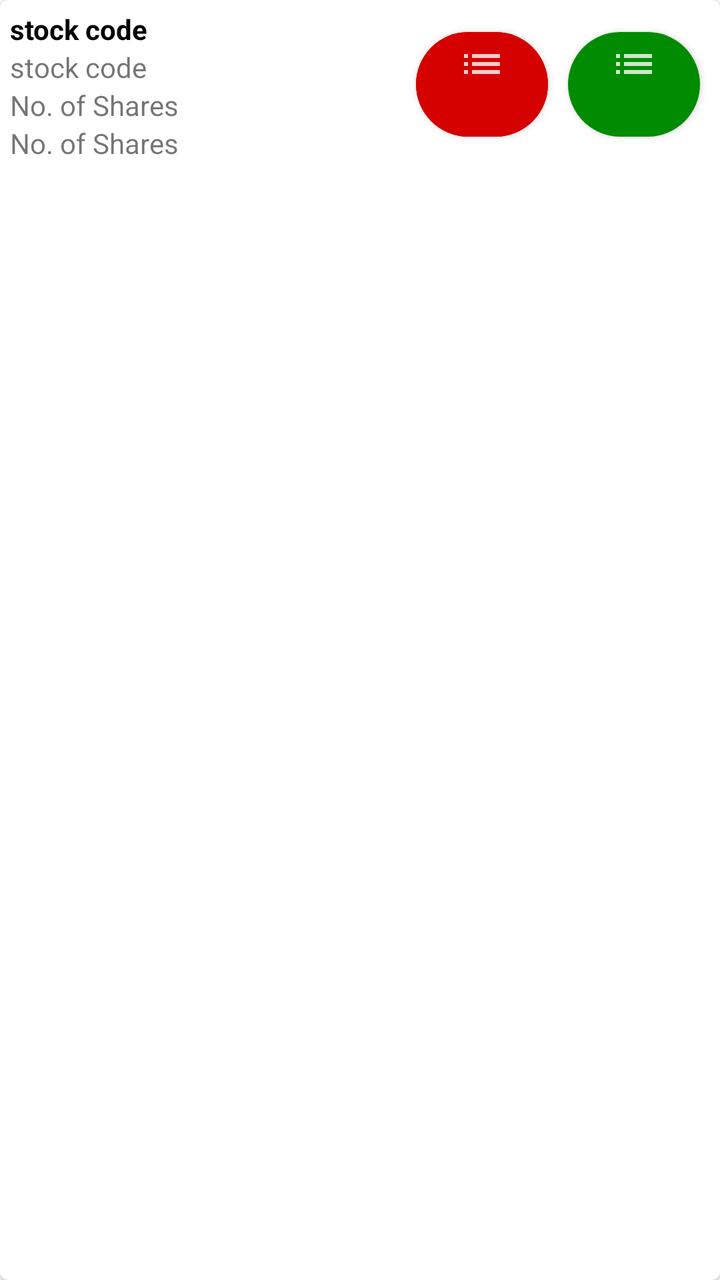
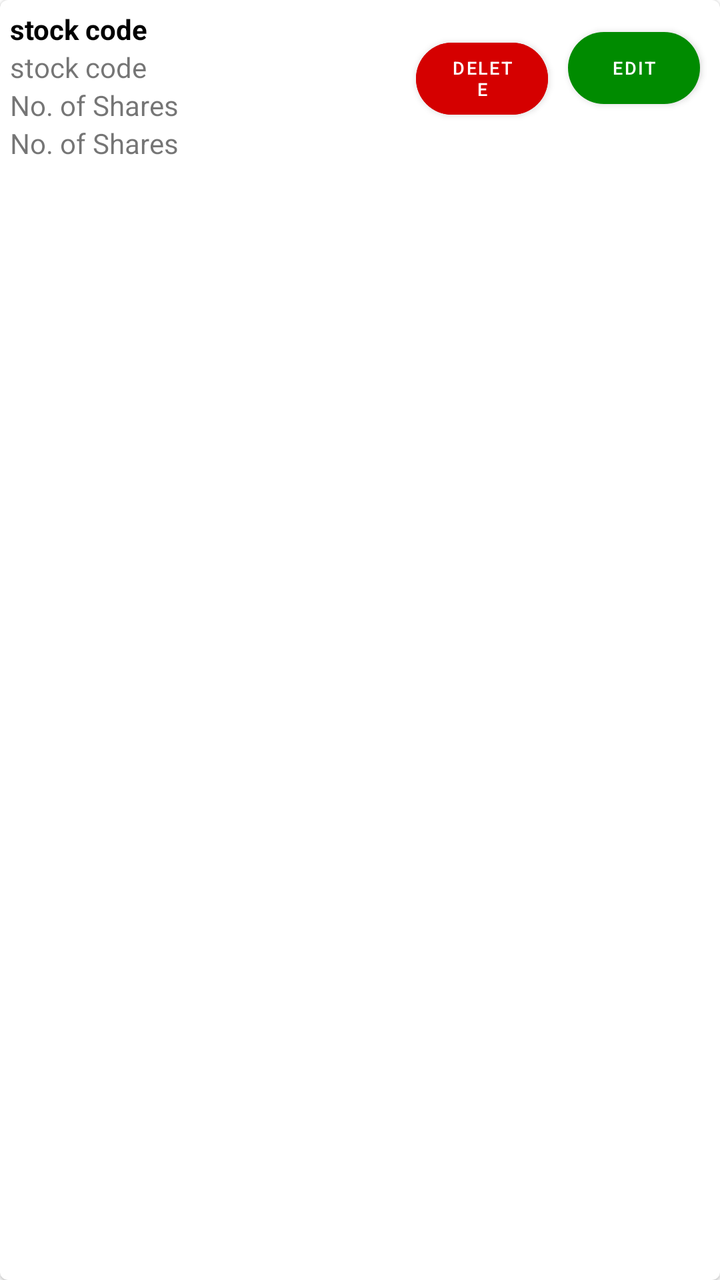

Before-and-after screenshots of an Android layout around one commit, followed by the original layout XML and the change that was made.
<!-- AndroidManifest.xml: application theme AppTheme -->
<!-- res/layout/trade_list_content.xml -->
<?xml version="1.0" encoding="utf-8"?>
<com.google.android.material.card.MaterialCardView xmlns:android="http://schemas.android.com/apk/res/android"
    android:layout_width="match_parent"
    android:layout_height="wrap_content"
    xmlns:app="http://schemas.android.com/apk/res-auto"
    android:layout_margin="5dp">
    <LinearLayout
        android:layout_width="match_parent"
        android:layout_height="wrap_content"
        android:orientation="horizontal"
        android:weightSum="5"
        android:padding="5dp"
        >
        <LinearLayout
            android:layout_height="wrap_content"
            android:layout_width="0dp"
            android:orientation="vertical"
            android:layout_weight="3">
        <com.google.android.material.textview.MaterialTextView
            android:id="@+id/stock_code_trade_list"
            android:text="stock code"
            android:textStyle="bold"
            android:textColor="#000000"
            android:layout_height="wrap_content"
            android:layout_width="wrap_content"/>
        <com.google.android.material.textview.MaterialTextView
                android:id="@+id/buy_price_trade_list"
                android:text="stock code"
                android:layout_height="wrap_content"
                android:layout_width="wrap_content"/>
        <com.google.android.material.textview.MaterialTextView
                android:id="@+id/no_share_trade_list"
                android:text="No. of Shares"
                android:layout_height="wrap_content"
                android:layout_width="wrap_content"/>
            <com.google.android.material.textview.MaterialTextView
                android:id="@+id/no_total_cost_list"
                android:text="No. of Shares"
                android:layout_height="wrap_content"
                android:layout_width="wrap_content"/>
    </LinearLayout>
        <com.google.android.material.button.MaterialButton
            android:drawableTop="@drawable/ic_action_list_empty"
            android:id="@+id/delete_trade"
            android:layout_width="0dp"
            android:layout_weight="1"
            android:backgroundTint="@color/colorDownTrend"
            android:layout_margin="5dp"
            android:textSize="9sp"
            app:cornerRadius="100dp"
            android:layout_height="wrap_content"/>
        <com.google.android.material.button.MaterialButton
            android:drawableTop="@drawable/ic_action_list_empty"
            android:id="@+id/edit_trade"
            android:layout_width="0dp"
            android:layout_weight="1"
            android:layout_margin="5dp"
            android:textSize="9sp"
            app:cornerRadius="100dp"
            android:layout_height="wrap_content"/>
    </LinearLayout>
</com.google.android.material.card.MaterialCardView>
<!-- resources referenced by this layout -->
<resources>
  <color name="colorDownTrend">#d50000</color>
  <!-- drawable ic_action_list_empty (drawable-anydpi) -->
  <vector xmlns:android="http://schemas.android.com/apk/res/android"
      android:width="24dp"
      android:height="24dp"
      android:viewportWidth="24"
      android:viewportHeight="24"
      android:tint="#FFFFFF"
      android:alpha="0.8">
      <path
          android:fillColor="#FF000000"
          android:pathData="M3,13h2v-2L3,11v2zM3,17h2v-2L3,15v2zM3,9h2L5,7L3,7v2zM7,13h14v-2L7,11v2zM7,17h14v-2L7,15v2zM7,7v2h14L21,7L7,7z"/>
  </vector>
  <style name="AppTheme" parent="Theme.MaterialComponents.Light">
          
          <item name="colorPrimary">@color/colorPrimary</item>
          <item name="colorPrimaryDark">@color/colorPrimaryDark</item>
          <item name="colorAccent">@color/colorAccent</item>
          <item name="statusBarBackground">@color/colorAccent</item>
          <item name="colorControlNormal">@color/colorWhite</item>
          <item name="dialogTheme">@style/AppTheme</item>
      </style>
  <color name="colorPrimary">#008b00</color>
  <color name="colorPrimaryDark">#00b248</color>
  <color name="colorAccent">#008b00</color>
  <color name="colorWhite">#ffffff</color>
</resources>

<!-- the commit's change to res/layout/trade_list_content.xml (unified diff, before → after) -->
@@ -40,7 +40,6 @@
                 android:layout_width="wrap_content"/>
     </LinearLayout>
         <com.google.android.material.button.MaterialButton
-            android:drawableTop="@drawable/ic_action_list_empty"
             android:id="@+id/delete_trade"
             android:layout_width="0dp"
             android:layout_weight="1"
@@ -48,13 +47,14 @@
             android:layout_margin="5dp"
             android:textSize="9sp"
             app:cornerRadius="100dp"
+            android:text="Delete"
             android:layout_height="wrap_content"/>
         <com.google.android.material.button.MaterialButton
-            android:drawableTop="@drawable/ic_action_list_empty"
             android:id="@+id/edit_trade"
             android:layout_width="0dp"
             android:layout_weight="1"
             android:layout_margin="5dp"
+            android:text="Edit"
             android:textSize="9sp"
             app:cornerRadius="100dp"
             android:layout_height="wrap_content"/>
<!-- resource entries referenced after the edit -->
@@ -1,18 +1,6 @@
 <!-- resources referenced by this layout -->
 <resources>
   <color name="colorDownTrend">#d50000</color>
-  <!-- drawable ic_action_list_empty (drawable-anydpi) -->
-  <vector xmlns:android="http://schemas.android.com/apk/res/android"
-      android:width="24dp"
-      android:height="24dp"
-      android:viewportWidth="24"
-      android:viewportHeight="24"
-      android:tint="#FFFFFF"
-      android:alpha="0.8">
-      <path
-          android:fillColor="#FF000000"
-          android:pathData="M3,13h2v-2L3,11v2zM3,17h2v-2L3,15v2zM3,9h2L5,7L3,7v2zM7,13h14v-2L7,11v2zM7,17h14v-2L7,15v2zM7,7v2h14L21,7L7,7z"/>
-  </vector>
   <style name="AppTheme" parent="Theme.MaterialComponents.Light">
           
           <item name="colorPrimary">@color/colorPrimary</item>
